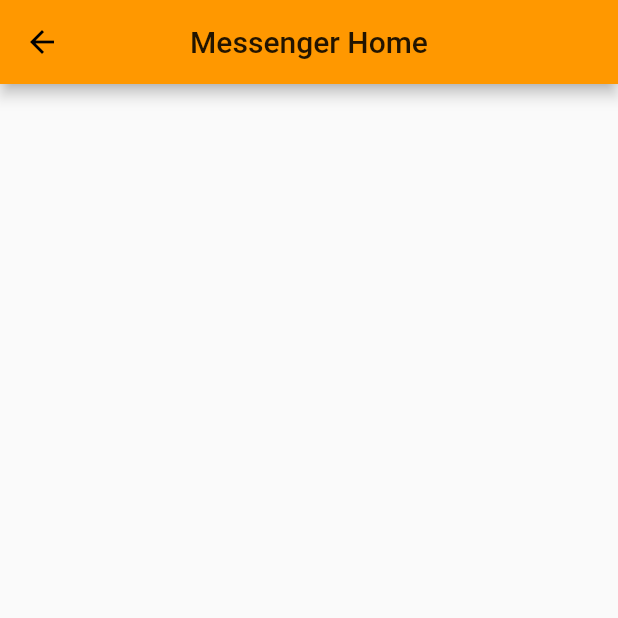
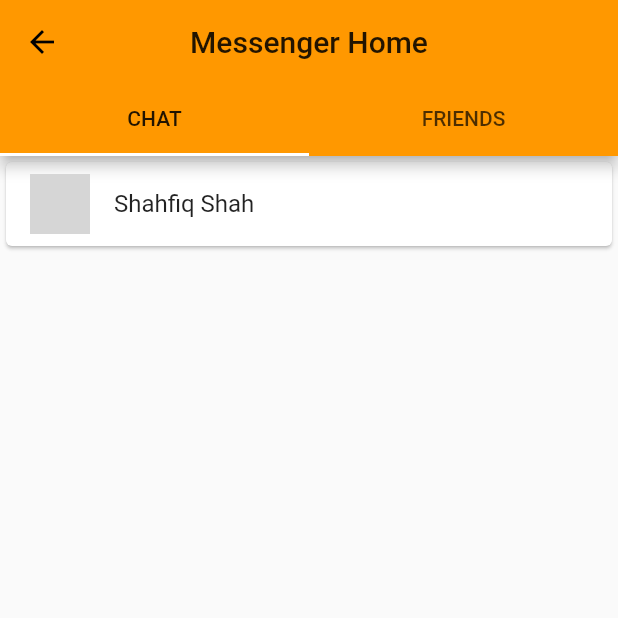
Before and after one commit to Gr3gg0r/raku_app, a Flutter app: the ChatHome screen opened directly, on a phone screen of 412 x 824 dp, the top half of it. Run offline on Flutter 3.47's test engine with Material 2 defaults, Android fonts, the phone set to English and light mode, and no system bars; our stand-ins replace cloud_firestore, firebase_auth, firebase_core, firebase_storage, google_sign_in, image_picker and 1 more; missing offline and left inert: dash_chat, flutter_statusbarcolor; accounts and stored records are empty; network calls fail; grey boxes are pictures that could not be loaded.

Commit message:
Commit Changes

```diff
--- a/lib/Root/View/Messenger/chat_home.dart
+++ b/lib/Root/View/Messenger/chat_home.dart
@@ -1,13 +1,55 @@
 import 'package:flutter/material.dart';
+import 'package:raku_app/Root/View/Messenger/chat_friends.dart';
 
 class ChatHome extends StatelessWidget {
   @override
   Widget build(BuildContext context) {
-    return Scaffold(
-      appBar: AppBar(
-        title: Text("Messenger Home"),
-        centerTitle: true,
+    return DefaultTabController(
+      length: 2,
+      child: Scaffold(
+        appBar: AppBar(
+          title: Text("Messenger Home"),
+          centerTitle: true,
+          bottom: TabBar(
+            tabs: [
+              Tab(
+                child: Text("CHAT"),
+              ),
+              Tab(
+                child: Text("FRIENDS"),
+              )
+            ],
+          ),
+        ),
+        body: TabBarView(
+          children: [
+            CustomFriends(),
+            ChatFriends()
+          ],
+        ),
       ),
     );
   }
 }
+
+class CustomFriends extends StatelessWidget {
+  @override
+  Widget build(BuildContext context) {
+    final height = MediaQuery.of(context).size.height;
+    final width = MediaQuery.of(context).size.width;
+    return Column(
+      children: [
+        Card(
+          child: ListTile(
+            leading: CircleAvatar(
+              backgroundImage: NetworkImage(
+                "https://images.unsplash.com/photo-1610344389740-360295d620ce?ixid=MXwxMjA3fDB8MHxwaG90by1wYWdlfHx8fGVufDB8fHw%3D&ixlib=rb-1.2.1&auto=format&fit=crop&w=658&q=80"
+              ),
+            ),
+            title: Text("Shahfiq Shah"),
+          ),
+        )
+      ],
+    );
+  }
+}
--- a/lib/Root/View/loginpage.dart
+++ b/lib/Root/View/loginpage.dart
@@ -9,8 +9,9 @@ class SignInPage extends StatelessWidget {
   Widget build(BuildContext context) {
     double height = MediaQuery.of(context).size.height;
     double width = MediaQuery.of(context).size.width;
-    FlutterStatusbarcolor.setStatusBarColor(Colors.white);
+    FlutterStatusbarcolor.setStatusBarColor(Colors.deepOrange);
     return Scaffold(
+      backgroundColor: Colors.deepOrange,
       appBar: AppBar(
         backgroundColor: Colors.transparent,
         elevation: 0,
@@ -27,6 +28,7 @@ class SignInPage extends StatelessWidget {
               child: CircleAvatar(
                 radius: (0.14*height)-6,
                 backgroundColor: Colors.white,
+                child: Image.asset("assets/image/logo.png",scale:1.7,),
               ),
             ),
             SizedBox(height: height*0.05,),
@@ -35,7 +37,7 @@ class SignInPage extends StatelessWidget {
               width: width*0.7,
               child: RaisedButton(
                 child: Text("Sign In With Google"),
-                onPressed: AuthController().signInWithGoogle,
+                onPressed:AuthController().signInWithGoogle,
                 color: Colors.white,
                 shape: RoundedRectangleBorder(
                   borderRadius: BorderRadius.circular(20),
--- a/pubspec.yaml
+++ b/pubspec.yaml
@@ -33,6 +33,7 @@ dependencies:
   flutter_statusbarcolor: ^0.2.3
   firebase_storage: ^5.0.1
   qr_flutter: ^3.2.0
+  dash_chat: ^1.1.15
 
 
 dev_dependencies:
@@ -50,6 +51,8 @@ flutter:
   # the material Icons class.
   uses-material-design: true
 
+  assets:
+    - assets/image/logo.png
   # To add assets to your application, add an assets section, like this:
   # assets:
   #   - images/a_dot_burr.jpeg
```
Also changed, not shown: lib/Root/Controller/auth.dart (+18 -5 lines), lib/Root/Model/user_model.dart (+9 -4 lines), lib/Root/View/Forum/forum_comments.dart (added, +13 -0 lines), lib/Root/View/Forum/forum_home.dart (+9 -0 lines), lib/Root/View/Messenger/chat_friends.dart (added, +45 -0 lines), lib/Root/View/Messenger/chat_room.dart (added, +124 -0 lines), lib/Root/View/Profile/profile_user.dart (added, +69 -0 lines), lib/Root/View/homepage.dart (+8 -0 lines), assets/image/logo.PNG (added), lib/Root/Controller/chat_controller.dart (added), lib/Root/Controller/profile_controlller.dart (added), lib/Root/View/Forum/forum_profile.dart (added), pubspec.lock, 2 other files.
